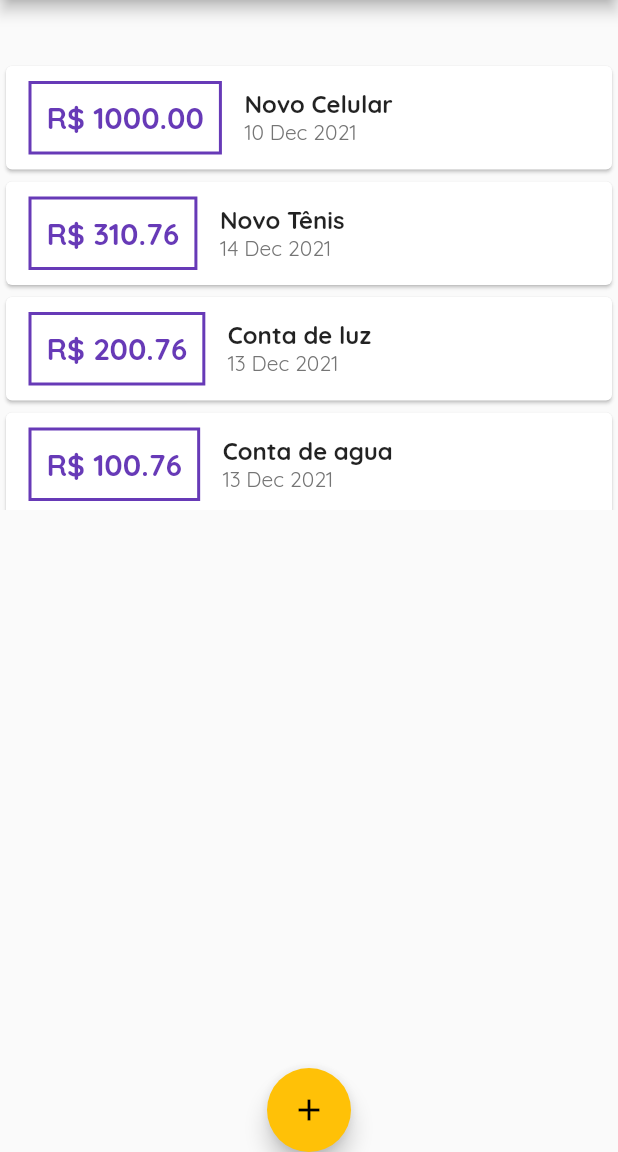
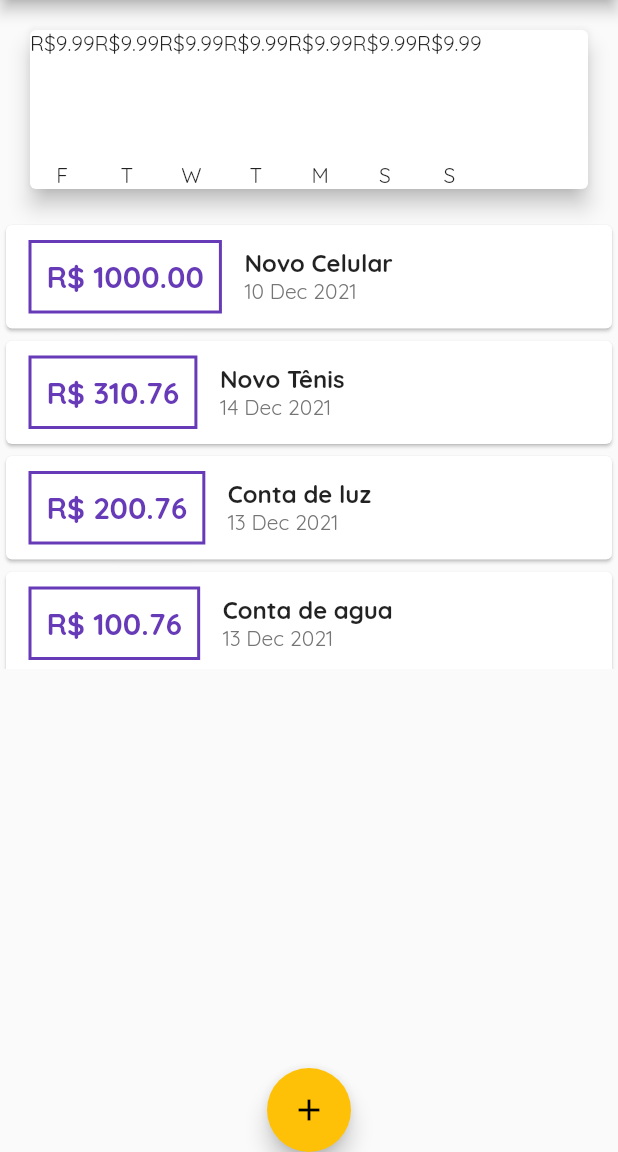
Before and after one commit to mechztcc/flutter-expenses, a Flutter app: the screen it shows after launch, on a phone screen of 412 x 824 dp, the part 84-1236 px from its top. Run offline on Flutter 3.47's test engine with Material 2 defaults, Android fonts, the phone set to English and light mode, and no system bars.

Commit message:
chart bar

```diff
--- a/lib/components/chart.dart
+++ b/lib/components/chart.dart
@@ -1,3 +1,4 @@
+import 'package:financeiro/components/chart_bar.dart';
 import 'package:financeiro/models/transaction.dart';
 import 'package:flutter/material.dart';
 import 'package:intl/intl.dart';
@@ -7,7 +8,7 @@ class Chart extends StatelessWidget {
 
   const Chart({Key? key, required this.recentTrasaction}) : super(key: key);
 
-  List<Map<String, Object>> get groupedTransactions {
+  List<Map<String, dynamic>> get groupedTransactions {
     return List.generate(7, (index) {
       final weekDay = DateTime.now().subtract(Duration(days: index));
 
@@ -23,21 +24,20 @@ class Chart extends StatelessWidget {
         }
       }
 
-      print(DateFormat.E().format(weekDay)[0]);
-      print(totalSum);
-
       return {'day': DateFormat.E().format(weekDay)[0], 'value': 9.99};
     });
   }
 
   @override
   Widget build(BuildContext context) {
-    groupedTransactions;
     return Card(
       elevation: 6,
       margin: EdgeInsets.all(20),
       child: Row(
-        children: <Widget>[],
+        children: groupedTransactions.map((tr) {
+          return ChartBar(
+              label: tr['day'].toString(), value: tr['value'], percentage: 0);
+        }).toList(),
       ),
     );
   }
--- /dev/null
+++ b/lib/components/chart_bar.dart
@@ -0,0 +1,33 @@
+import 'package:flutter/material.dart';
+
+class ChartBar extends StatelessWidget {
+  final String label;
+
+  final double value;
+
+  final double percentage;
+
+  const ChartBar(
+      {Key? key,
+      required this.label,
+      required this.value,
+      required this.percentage})
+      : super(key: key);
+
+  @override
+  Widget build(BuildContext context) {
+    return Column(
+      children: [
+        Text('R\$${value.toStringAsFixed(2)}'),
+        SizedBox(height: 5),
+        Container(
+          height: 60,
+          width: 10,
+          child: null,
+        ),
+        SizedBox(height: 5),
+        Text(label),
+      ],
+    );
+  }
+}
```
